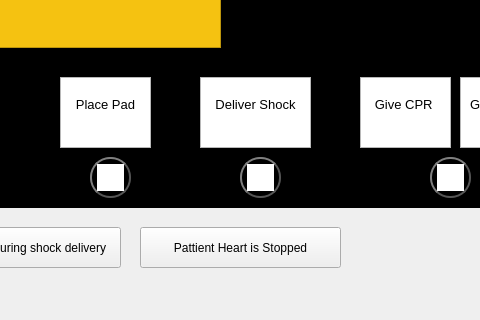
Winterprism/Comp3004-Group-Project, file mainwindow.ui: the form before one commit; both pictures show x 300 to 780 and y 403 to 723 of the 1242 by 723 pixel window.
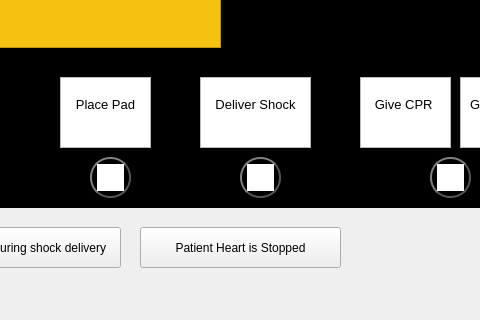
The form after the commit.

Patch:
```diff
--- a/mainwindow.ui
+++ b/mainwindow.ui
@@ -1032,7 +1032,7 @@
      </rect>
     </property>
     <property name="text">
-     <string>Pattient Heart is Stopped</string>
+     <string>Patient Heart is Stopped</string>
     </property>
    </widget>
    <zorder>AEDDisplay</zorder>
```
